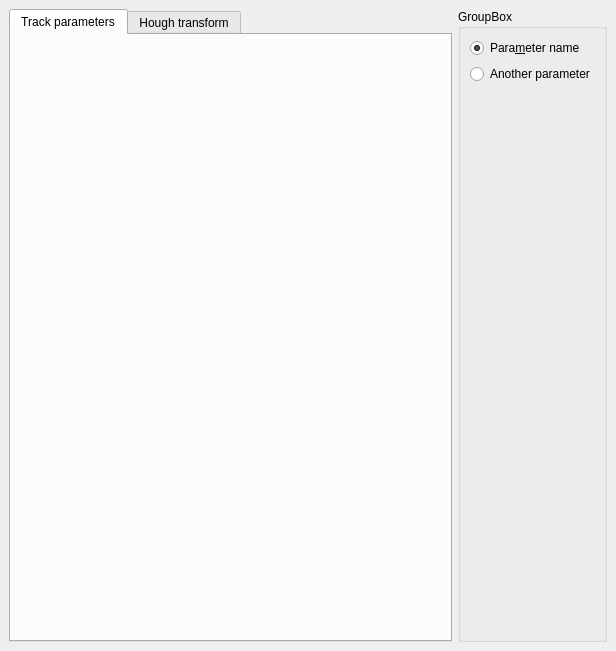
Before: the Qt Designer form STRT/view/tracks_parameters.ui in vladkrylov/mTPC, drawn with Qt 5.
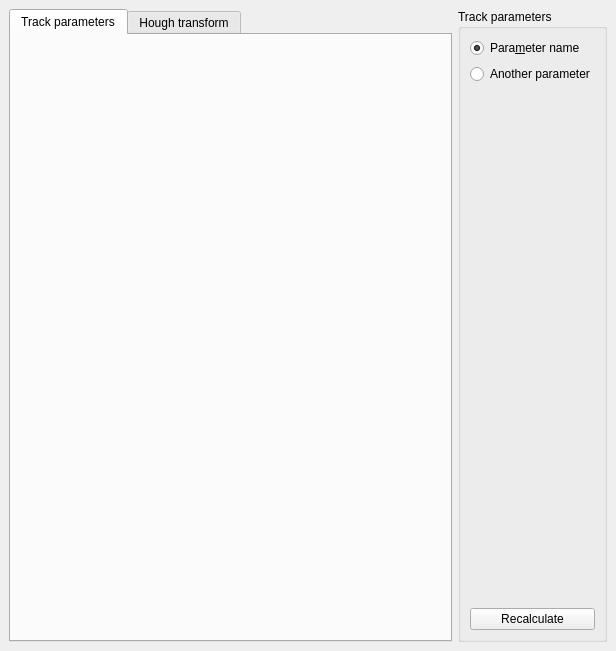
After: the same form once the commit is applied.

The edit to the form file:
```diff
--- a/STRT/view/tracks_parameters.ui
+++ b/STRT/view/tracks_parameters.ui
@@ -79,7 +79,7 @@
          </size>
         </property>
         <property name="title">
-         <string>GroupBox</string>
+         <string>Track parameters</string>
         </property>
         <layout class="QVBoxLayout" name="verticalLayout">
          <item>
@@ -112,6 +112,13 @@
            </property>
           </spacer>
          </item>
+         <item>
+          <widget class="QPushButton" name="computeParametersButton">
+           <property name="text">
+            <string>Recalculate</string>
+           </property>
+          </widget>
+         </item>
         </layout>
        </widget>
       </item>
```
Left out of the diff: 26 changed lines with no effect on the pictures.
